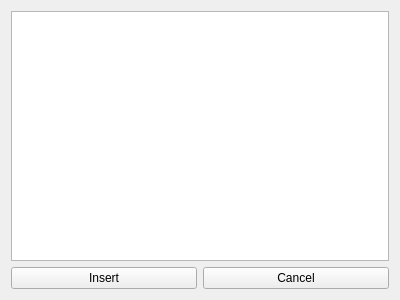
This is ChatTime/facecharacter.ui in LTH2285/ChatTime as Qt 5 draws it before an edit. The edited form follows.
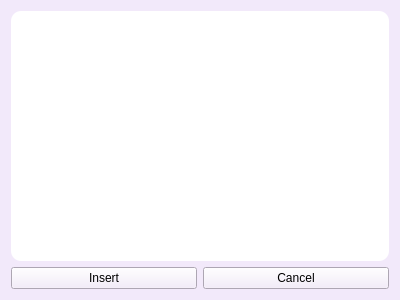
This is the edited form.

Patch:
```diff
--- a/ChatTime/facecharacter.ui
+++ b/ChatTime/facecharacter.ui
@@ -11,13 +11,25 @@
    </rect>
   </property>
   <property name="windowTitle">
-   <string>Form</string>
+   <string>ChatTime FaceCharacter</string>
+  </property>
+  <property name="styleSheet">
+   <string notr="true">background-color: rgb(242, 233, 250);</string>
   </property>
   <layout class="QVBoxLayout" name="verticalLayout_2">
    <item>
     <layout class="QVBoxLayout" name="verticalLayout">
      <item>
       <widget class="QListWidget" name="faceCharacter">
+       <property name="styleSheet">
+        <string notr="true">QListWidget {
+
+	background-color: rgb(255,255,255);
+    border: none;
+    border-radius: 10px;
+
+}</string>
+       </property>
        <property name="viewMode">
         <enum>QListView::IconMode</enum>
        </property>
```
